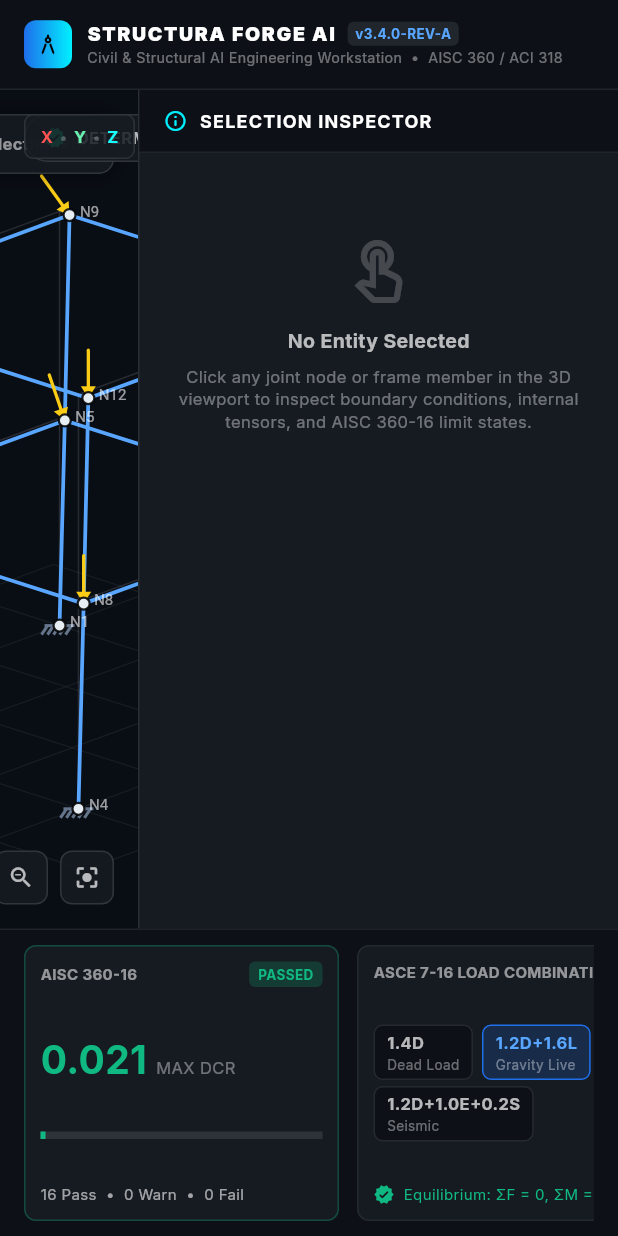
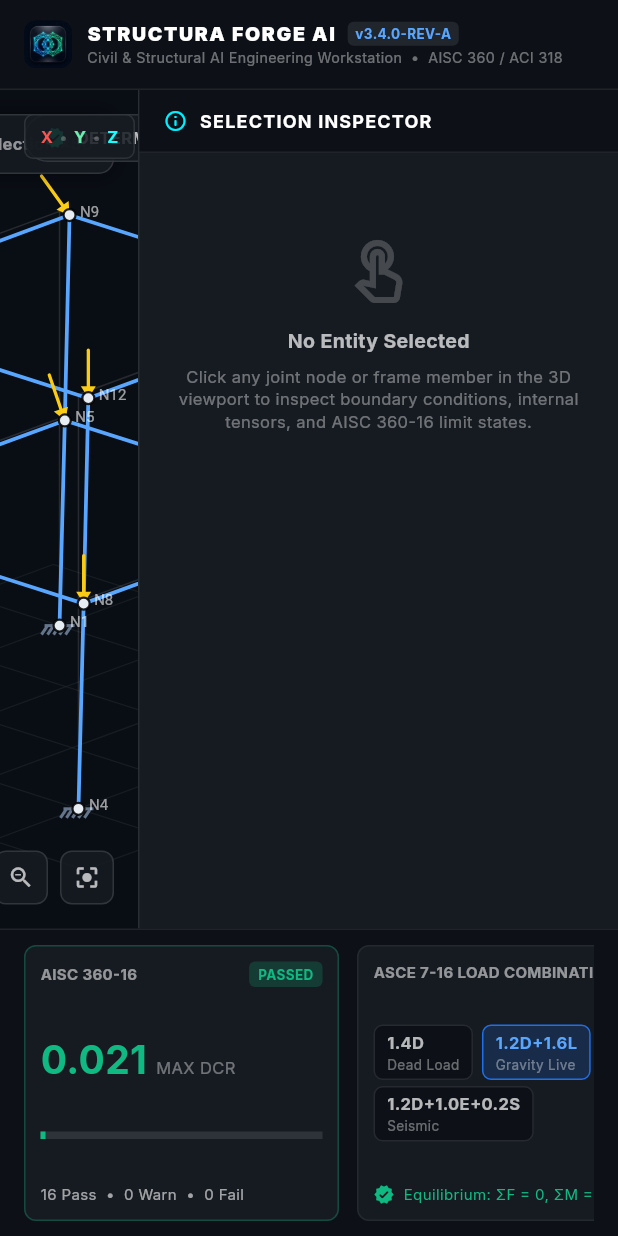
Before and after one commit to aliasghar08/Structura-Nexus, a Flutter app: the screen it shows after launch, on a phone screen of 412 x 824 dp. Run offline on Flutter 3.47's test engine with Material 3 defaults, Android fonts, the phone set to English and light mode, and no system bars; our stand-ins replace cloud_firestore, firebase_auth, firebase_core, google_fonts, web; missing offline and left inert: dart:js_interop, dart:ui_web; accounts and stored records are empty; network calls fail.

Commit message:
feat: configure package com.dartnexuslab.structuranexus, update branding icons from assets, and deploy to Firebase web

```diff
--- a/structura_nexus/lib/widgets/workstation_header.dart
+++ b/structura_nexus/lib/widgets/workstation_header.dart
@@ -56,7 +56,14 @@ class WorkstationHeader extends StatelessWidget {
           // 1. Branding
           Row(
             children: [
-              Container(
+              ClipRRect(
+                borderRadius: BorderRadius.circular(8),
+                child: Image.asset(
+                  'assets/structura_nexus_icon.jpeg',
+                  width: 32,
+                  height: 32,
+                  fit: BoxFit.cover,
+                  errorBuilder: (context, error, stackTrace) => Container(
                     padding: const EdgeInsets.all(7),
                     decoration: BoxDecoration(
                       gradient: const LinearGradient(
@@ -65,6 +72,8 @@ class WorkstationHeader extends StatelessWidget {
                       borderRadius: BorderRadius.circular(8),
                     ),
                     child: const Icon(Icons.architecture_rounded, size: 18, color: Colors.black),
+                  ),
+                ),
               ),
               const SizedBox(width: 10),
               Column(
--- a/structura_nexus/pubspec.yaml
+++ b/structura_nexus/pubspec.yaml
@@ -67,9 +67,8 @@ flutter:
   uses-material-design: true
 
   # To add assets to your application, add an assets section, like this:
-  # assets:
-  #   - images/a_dot_burr.jpeg
-  #   - images/a_dot_ham.jpeg
+  assets:
+    - assets/structura_nexus_icon.jpeg
 
   # An image asset can refer to one or more resolution-specific "variants", see
   # https://flutter.dev/to/resolution-aware-images
```
Also changed, not shown: structura_nexus/assets/structura_nexus_icon.jpeg (added), 23 other files. Lines whose indentation alone changed are shown as unchanged.
